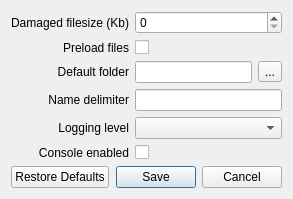
This is widgets/Settings.ui in Day0Dreamer/Vault-of-Gifs as Qt 5 draws it before an edit. The edited form follows.
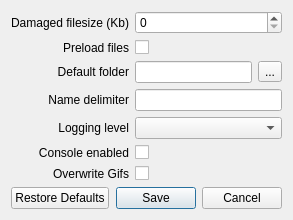
This is the edited form.

Commit message: added overwrite gifs config option in config window

The edit to the form file:
```diff
--- a/widgets/Settings.ui
+++ b/widgets/Settings.ui
@@ -96,6 +96,9 @@
        </property>
       </widget>
      </item>
+     <item row="5" column="1" colspan="2">
+      <widget class="QComboBox" name="logging_level"/>
+     </item>
      <item row="3" column="1">
       <widget class="QLineEdit" name="default_folder"/>
      </item>
@@ -119,8 +122,22 @@
      <item row="4" column="1" colspan="2">
       <widget class="QLineEdit" name="name_delimiter"/>
      </item>
-     <item row="5" column="1" colspan="2">
-      <widget class="QComboBox" name="logging_level"/>
+     <item row="7" column="0">
+      <widget class="QLabel" name="label_overwrite_gifs">
+       <property name="text">
+        <string>Overwrite Gifs</string>
+       </property>
+       <property name="alignment">
+        <set>Qt::AlignRight|Qt::AlignTrailing|Qt::AlignVCenter</set>
+       </property>
+      </widget>
+     </item>
+     <item row="7" column="1">
+      <widget class="QCheckBox" name="overwrite_gifs">
+       <property name="text">
+        <string/>
+       </property>
+      </widget>
      </item>
     </layout>
    </item>
```
The commit also changes 4 other files.
